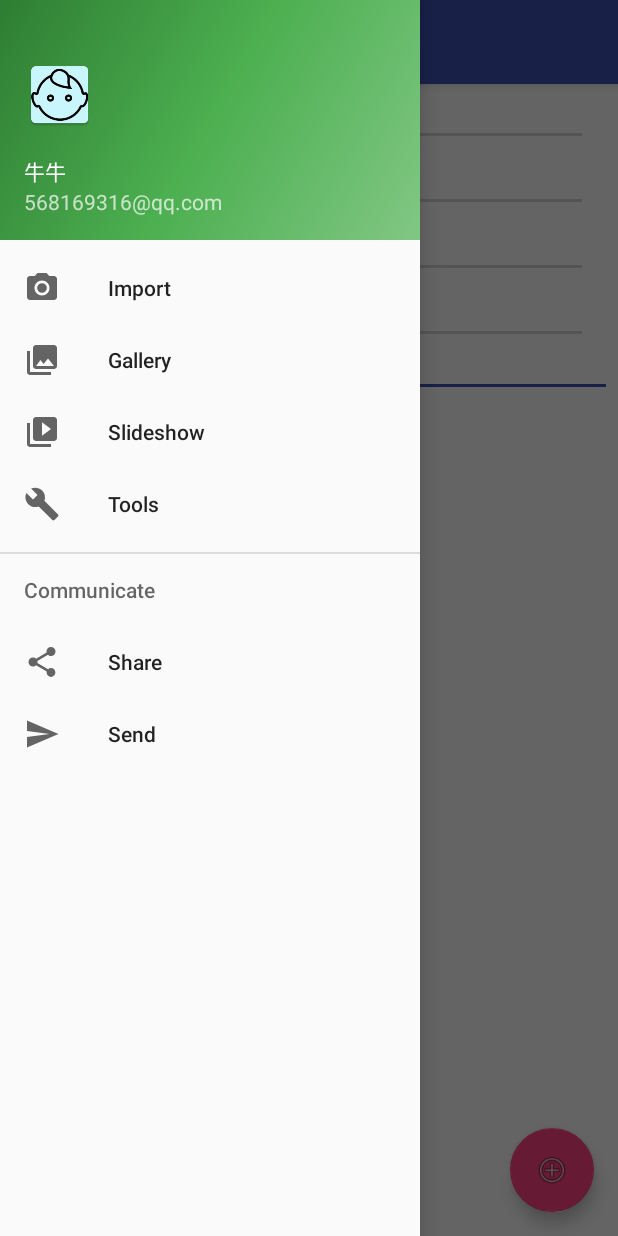
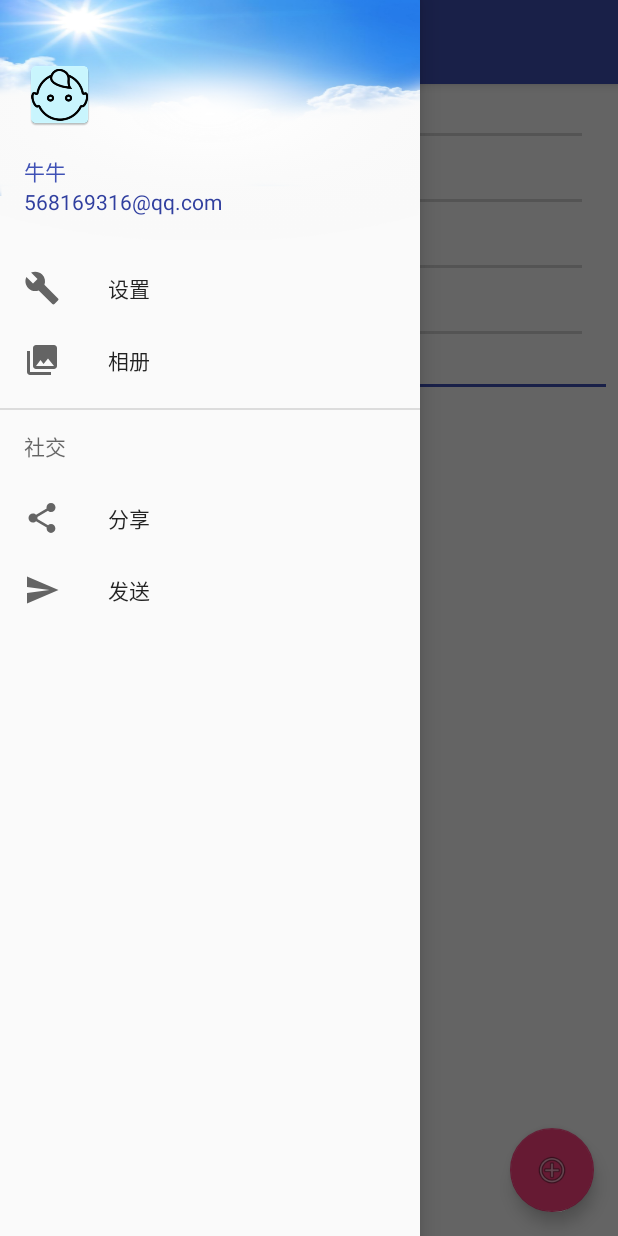
Before and after one commit to kevinbobby/BabyProject, an Android app: the screen it shows after launch (MainActivity), with the side drawer open, on a phone screen of 412 x 824 dp. Run offline under Robolectric (Android 15) with nearby library versions, the phone set to English and light mode, and no system bars.

Commit message:
增加setting页面

```diff
--- a/app/build.gradle
+++ b/app/build.gradle
@@ -4,7 +4,7 @@ android {
     compileSdkVersion 25
     buildToolsVersion "25.0.2"
     defaultConfig {
-        applicationId "com.zhubibo.badyproject"
+        applicationId "com.zhubibo.bady"
         minSdkVersion 21
         targetSdkVersion 25
         versionCode 1
@@ -59,7 +59,7 @@ android {
                     def outputFile = output.outputFile
                     if (outputFile != null && outputFile.name.endsWith('.apk')) {
                         //输出apk名称为com.zhubibo.baby_1.0.0.apk
-                        def fileName = "com.zhubibo.baby_${defaultConfig.versionName}.apk"
+                        def fileName = "${defaultConfig.applicationId}_${defaultConfig.versionName}.apk"
                         output.outputFile = new File(outputFile.parent, fileName)
                     }
                 }
--- a/app/src/main/AndroidManifest.xml
+++ b/app/src/main/AndroidManifest.xml
@@ -18,6 +18,10 @@
                 <category android:name="android.intent.category.LAUNCHER" />
             </intent-filter>
         </activity>
+
+        <activity
+            android:name=".module.SettingActivity"
+            android:theme="@style/AppTheme.NoActionBar"></activity>
     </application>
 
 </manifest>
--- a/app/src/main/java/com/zhubibo/baby/util/DateUtil.java
+++ b/app/src/main/java/com/zhubibo/baby/util/DateUtil.java
@@ -1,4 +1,6 @@
 package com.zhubibo.baby.util;
+
+import android.util.Log;
 
 import java.text.ParseException;
 import java.text.SimpleDateFormat;
@@ -11,6 +13,34 @@ import java.util.Date;
 
 public class DateUtil {
 
+
+    /**
+     * 获取字符串的日期
+     * @param dateStr    指定日期
+     * @param dateFormat 指定日期的格式
+     * @return
+     */
+    public static Date getDate(String dateStr, String dateFormat) {
+        SimpleDateFormat sdf = new SimpleDateFormat(dateFormat);
+        try {
+            return sdf.parse(dateStr);
+        } catch (ParseException e) {
+            Log.e("DateUtil", "转换日期异常：" + e);
+            return new Date();
+        }
+    }
+
+    /**
+     * 获取指定格式的日期字符串
+     * @param date       指定日期
+     * @param dateFormat 指定日期的格式
+     * @return
+     */
+    public static String getDateStr(Date date, String dateFormat) {
+        SimpleDateFormat sdf = new SimpleDateFormat(dateFormat);
+        return sdf.format(date);
+    }
+
     /**
      * 计算当前日期和dueDateStr的相差天数
      * @param dateStr    指定日期
@@ -21,26 +51,12 @@ public class DateUtil {
 
         SimpleDateFormat sdf = new SimpleDateFormat(dateFormat);
 
-        Date inputDate = new Date();
-
-        try {
-            inputDate = sdf.parse(dateStr);
-        } catch (ParseException e) {
-            e.printStackTrace();
-        }
-        Calendar calendar = Calendar.getInstance();
-        calendar.setTime(inputDate);
-        long inputTimeLong = calendar.getTimeInMillis();
+        Date inputDate = getDate(dateStr, dateFormat);
+        long inputTimeLong = inputDate.getTime();
 
         String nowDateStr = sdf.format(new Date());
-        Date nowDate = new Date();
-        try {
-            nowDate = sdf.parse(nowDateStr);
-        } catch (ParseException e) {
-            e.printStackTrace();
-        }
-        calendar.setTime(nowDate);
-        long nowTimeLong = calendar.getTimeInMillis();
+        Date nowDate = getDate(nowDateStr, dateFormat);
+        long nowTimeLong = nowDate.getTime();
 
         return (int) ((inputTimeLong - nowTimeLong) / (1000 * 60 * 60 * 24));
     }
@@ -53,15 +69,7 @@ public class DateUtil {
      */
     public static boolean isBirthday(String dateStr, String dateFormat) {
 
-        SimpleDateFormat sdf = new SimpleDateFormat(dateFormat);
-
-        Date inputDate = new Date();
-
-        try {
-            inputDate = sdf.parse(dateStr);
-        } catch (ParseException e) {
-            e.printStackTrace();
-        }
+        Date inputDate = getDate(dateStr, dateFormat);
         Calendar calendar = Calendar.getInstance();
         calendar.setTime(inputDate);
         int inputDay = calendar.get(Calendar.DAY_OF_MONTH);
@@ -82,15 +90,7 @@ public class DateUtil {
      */
     public static int getBirthday(String dateStr, String dateFormat) {
 
-        SimpleDateFormat sdf = new SimpleDateFormat(dateFormat);
-
-        Date inputDate = new Date();
-
-        try {
-            inputDate = sdf.parse(dateStr);
-        } catch (ParseException e) {
-            e.printStackTrace();
-        }
+        Date inputDate = getDate(dateStr, dateFormat);
         Calendar calendar = Calendar.getInstance();
         calendar.setTime(inputDate);
         int inputYear = calendar.get(Calendar.YEAR);
--- a/app/src/main/res/layout/nav_header_main.xml
+++ b/app/src/main/res/layout/nav_header_main.xml
@@ -4,7 +4,7 @@
     xmlns:app="http://schemas.android.com/apk/res-auto"
     android:layout_width="match_parent"
     android:layout_height="@dimen/nav_header_height"
-    android:background="@drawable/side_nav_bar"
+    android:background="@drawable/side_nav_bar_bg"
     android:paddingBottom="@dimen/activity_vertical_margin"
     android:paddingLeft="@dimen/activity_horizontal_margin"
     android:paddingRight="@dimen/activity_horizontal_margin"
@@ -25,12 +25,14 @@
         android:layout_height="wrap_content"
         android:paddingTop="@dimen/nav_header_vertical_spacing"
         android:text="@string/app_name"
-        android:textAppearance="@style/TextAppearance.AppCompat.Body1" />
+        android:textAppearance="@style/TextAppearance.AppCompat.Body1"
+        android:textColor="@color/colorPrimary" />
 
     <TextView
+        android:id="@+id/textView"
         android:layout_width="wrap_content"
         android:layout_height="wrap_content"
         android:text="568169316@qq.com"
-        android:id="@+id/textView" />
+        android:textColor="@color/colorPrimaryDark" />
 
 </LinearLayout>
--- a/app/src/main/res/menu/activity_main_drawer.xml
+++ b/app/src/main/res/menu/activity_main_drawer.xml
@@ -3,33 +3,25 @@
 
     <group android:checkableBehavior="single">
         <item
-            android:id="@+id/nav_camera"
-            android:icon="@drawable/ic_menu_camera"
-            android:title="Import" />
+            android:id="@+id/nav_setting"
+            android:icon="@drawable/ic_menu_manage"
+            android:title="设置" />
         <item
             android:id="@+id/nav_gallery"
             android:icon="@drawable/ic_menu_gallery"
-            android:title="Gallery" />
-        <item
-            android:id="@+id/nav_slideshow"
-            android:icon="@drawable/ic_menu_slideshow"
-            android:title="Slideshow" />
-        <item
-            android:id="@+id/nav_manage"
-            android:icon="@drawable/ic_menu_manage"
-            android:title="Tools" />
+            android:title="相册" />
     </group>
 
-    <item android:title="Communicate">
+    <item android:title="社交">
         <menu>
             <item
                 android:id="@+id/nav_share"
                 android:icon="@drawable/ic_menu_share"
-                android:title="Share" />
+                android:title="分享" />
             <item
                 android:id="@+id/nav_send"
                 android:icon="@drawable/ic_menu_send"
-                android:title="Send" />
+                android:title="发送" />
         </menu>
     </item>
 
```
Also changed, not shown: app/src/main/java/com/zhubibo/baby/MainActivity.java (+19 -7 lines), app/src/main/java/com/zhubibo/baby/module/SettingActivity.java (added, +80 -0 lines), app/src/main/res/layout/activity_setting.xml (added, +67 -0 lines), app/src/main/res/drawable-xxhdpi/side_nav_bar_bg.png (added), app/src/main/res/drawable-xxhdpi/toolbar_back.png (added).
